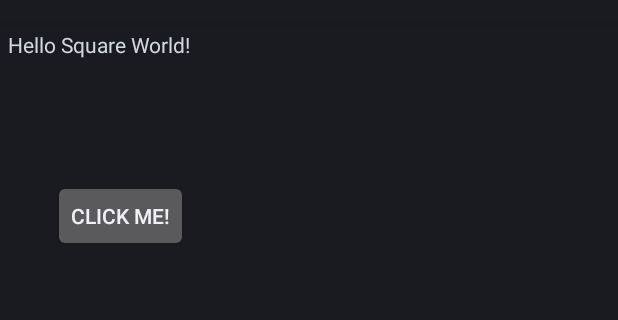
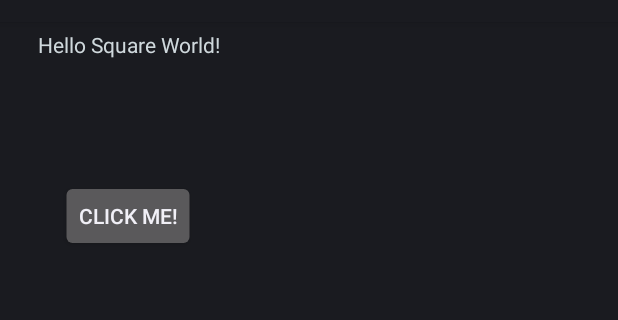
Before and after one commit to dOctorWild/WearOS-SideProj, an Android app: the screen it shows after launch (MainActivity), on a phone screen of 412 x 824 dp, the part 62-382 px from its top. Run offline under Robolectric (Android 15) with nearby library versions, the phone set to English and light mode, and no system bars; plain views replace BoxInsetLayout.

Commit message:
:ambulance: Relocate Button and TextView
testing testing one two three

```diff
--- a/app/src/main/res/layout/activity_main.xml
+++ b/app/src/main/res/layout/activity_main.xml
@@ -20,14 +20,15 @@
             android:layout_width="wrap_content"
             android:layout_height="wrap_content"
             android:text="@string/hello_world"
-            android:textColor="#CFD8DC" />
+            android:textColor="#CFD8DC"
+            android:translationX="20dp" />
 
         <Button
             android:id="@+id/btnOne"
             android:layout_width="wrap_content"
             android:layout_height="wrap_content"
             android:text="@string/button_text"
-            android:translationX="30dp"
+            android:translationX="35dp"
             android:translationY="100dp" />
 
     </FrameLayout>
```
